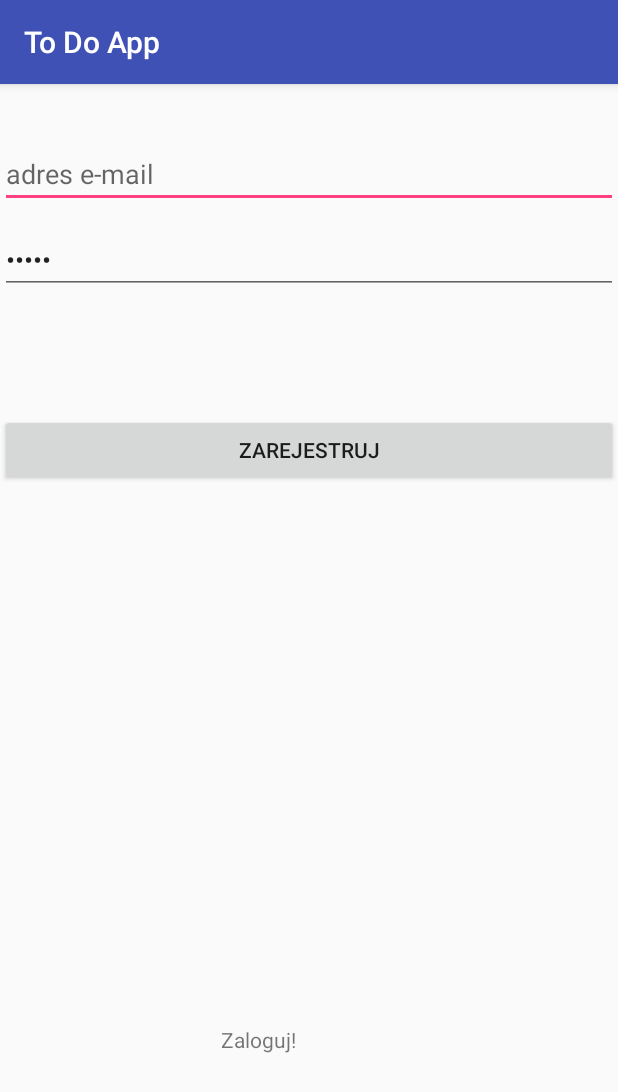
After one commit to hafizahmmed/ToDoApp, an Android app: the SignUpActivity screen opened directly, with no data from a screen before it, on a phone screen of 412 x 824 dp. The commit adds this screen. Shown: the top 1092 px of the screen. Run offline under Robolectric (Android 15) with nearby library versions, the phone set to English and light mode, and no system bars.

Commit message:
Project updates

```diff
--- a/app/build.gradle
+++ b/app/build.gradle
@@ -22,13 +22,13 @@ dependencies {
     implementation fileTree(dir: 'libs', include: ['*.jar'])
     implementation 'com.android.support:appcompat-v7:26.1.0'
     implementation 'com.android.support.constraint:constraint-layout:1.1.0'
+    implementation 'com.android.support:design:26.1.0'
     testImplementation 'junit:junit:4.12'
     androidTestImplementation 'com.android.support.test:runner:1.0.2'
     androidTestImplementation 'com.android.support.test.espresso:espresso-core:3.0.2'
-    compile 'com.google.firebase:firebase-core:12.0.1'
+    compile 'com.google.firebase:firebase-database:12.0.1'
     compile 'com.google.firebase:firebase-auth:12.0.1'
     compile 'com.android.support:support-annotations:27.1.1'
-
 }
 
 apply plugin: 'com.google.gms.google-services'
--- /dev/null
+++ b/app/src/main/java/com/example/kamm/todoapp/SignUpActivity.java
@@ -0,0 +1,13 @@
+package com.example.kamm.todoapp;
+
+import android.support.v7.app.AppCompatActivity;
+import android.os.Bundle;
+
+public class SignUpActivity extends AppCompatActivity {
+
+    @Override
+    protected void onCreate(Bundle savedInstanceState) {
+        super.onCreate(savedInstanceState);
+        setContentView(R.layout.activity_sign_up);
+    }
+}
--- /dev/null
+++ b/app/src/main/res/layout/activity_sign_up.xml
@@ -0,0 +1,58 @@
+<?xml version="1.0" encoding="utf-8"?>
+<android.support.constraint.ConstraintLayout xmlns:android="http://schemas.android.com/apk/res/android"
+    xmlns:app="http://schemas.android.com/apk/res-auto"
+    xmlns:tools="http://schemas.android.com/tools"
+    android:layout_width="match_parent"
+    android:layout_height="match_parent"
+    tools:context="com.example.kamm.todoapp.SignUpActivity">
+
+    <EditText
+        android:id="@+id/emailField"
+        android:layout_width="0dp"
+        android:layout_height="wrap_content"
+        android:layout_marginTop="37dp"
+        android:ems="10"
+        android:hint="@string/email"
+        android:inputType="textEmailAddress"
+        app:layout_constraintEnd_toEndOf="parent"
+
+        app:layout_constraintStart_toStartOf="parent"
+        app:layout_constraintTop_toTopOf="parent">
+
+        <requestFocus />
+    </EditText>
+
+    <EditText
+        android:id="@+id/passwordField"
+        android:layout_width="0dp"
+        android:layout_height="wrap_content"
+        android:layout_marginTop="12dp"
+        android:ems="10"
+        android:inputType="textPassword"
+        android:text="@string/password"
+        app:layout_constraintEnd_toEndOf="parent"
+        app:layout_constraintStart_toStartOf="parent"
+        app:layout_constraintTop_toBottomOf="@+id/emailField" />
+
+    <Button
+        android:id="@+id/signupButton"
+        android:layout_width="0dp"
+        android:layout_height="wrap_content"
+        android:layout_marginTop="220dp"
+        android:text="@string/sign_up_button_label"
+        app:layout_constraintEnd_toEndOf="parent"
+        app:layout_constraintStart_toStartOf="parent"
+        app:layout_constraintTop_toTopOf="parent" />
+
+    <TextView
+        android:id="@+id/loginText"
+        android:layout_width="wrap_content"
+        android:layout_height="wrap_content"
+        android:layout_marginBottom="121dp"
+        android:layout_marginStart="147dp"
+        android:gravity="center"
+        android:text="@string/login_text"
+        app:layout_constraintBottom_toBottomOf="parent"
+        app:layout_constraintStart_toStartOf="parent" />
+
+</android.support.constraint.ConstraintLayout>
--- /dev/null
+++ b/app/src/main/res/values/dimens.xml
@@ -0,0 +1,3 @@
+<resources>
+    <dimen name="fab_margin">16dp</dimen>
+</resources>
--- a/app/src/main/res/values/strings.xml
+++ b/app/src/main/res/values/strings.xml
@@ -1,3 +1,15 @@
 <resources>
-    <string name="app_name">ToDoApp</string>
+    <string name="app_name">To Do App</string>
+    <string name="password">hasło</string>
+    <string name="email">adres e-mail</string>
+    <string name="login_button_label">Zaloguj</string>
+    <string name="login_text">Zaloguj!</string>
+    <string name="sign_up_text">Zarejestruj!</string>
+    <string name="sign_up_button_label">Zarejestruj</string>
+    <string name="title_activity_basic">BasicActivity</string>
+
+    <string name="action_logout">Wyloguj</string>
+
+    <string name="action_settings">Settings</string>
+
 </resources>
--- a/app/src/main/res/values/styles.xml
+++ b/app/src/main/res/values/styles.xml
@@ -8,4 +8,13 @@
         <item name="colorAccent">@color/colorAccent</item>
     </style>
 
+    <style name="AppTheme.NoActionBar">
+        <item name="windowActionBar">false</item>
+        <item name="windowNoTitle">true</item>
+    </style>
+
+    <style name="AppTheme.AppBarOverlay" parent="ThemeOverlay.AppCompat.Dark.ActionBar" />
+
+    <style name="AppTheme.PopupOverlay" parent="ThemeOverlay.AppCompat.Light" />
+
 </resources>
```
Also changed, not shown: app/src/main/AndroidManifest.xml (+6 -1 lines), app/src/main/java/com/example/kamm/todoapp/LogInActivity.java (added, +13 -0 lines), app/src/main/java/com/example/kamm/todoapp/MainActivity.java (+32 -1 lines), app/src/main/res/layout/activity_log_in.xml (added, +57 -0 lines), app/src/main/res/layout/activity_main.xml (+16 -9 lines), app/src/main/res/layout/content_main.xml (added, +20 -0 lines), app/src/main/res/menu/menu_main.xml (added, +10 -0 lines).
